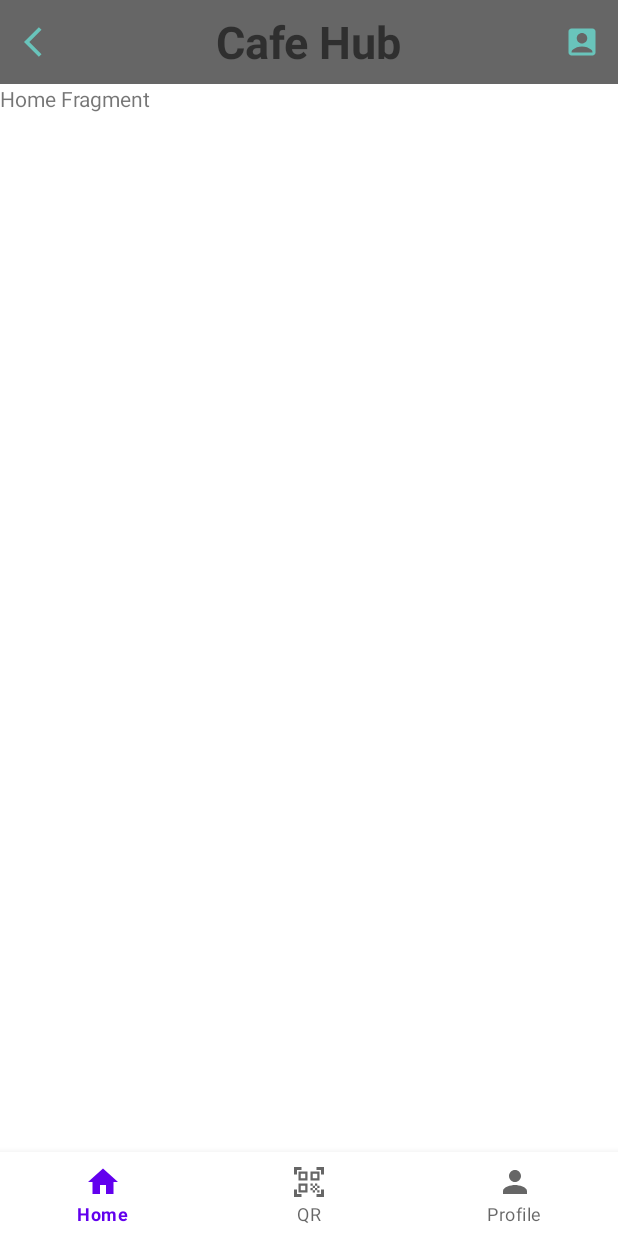
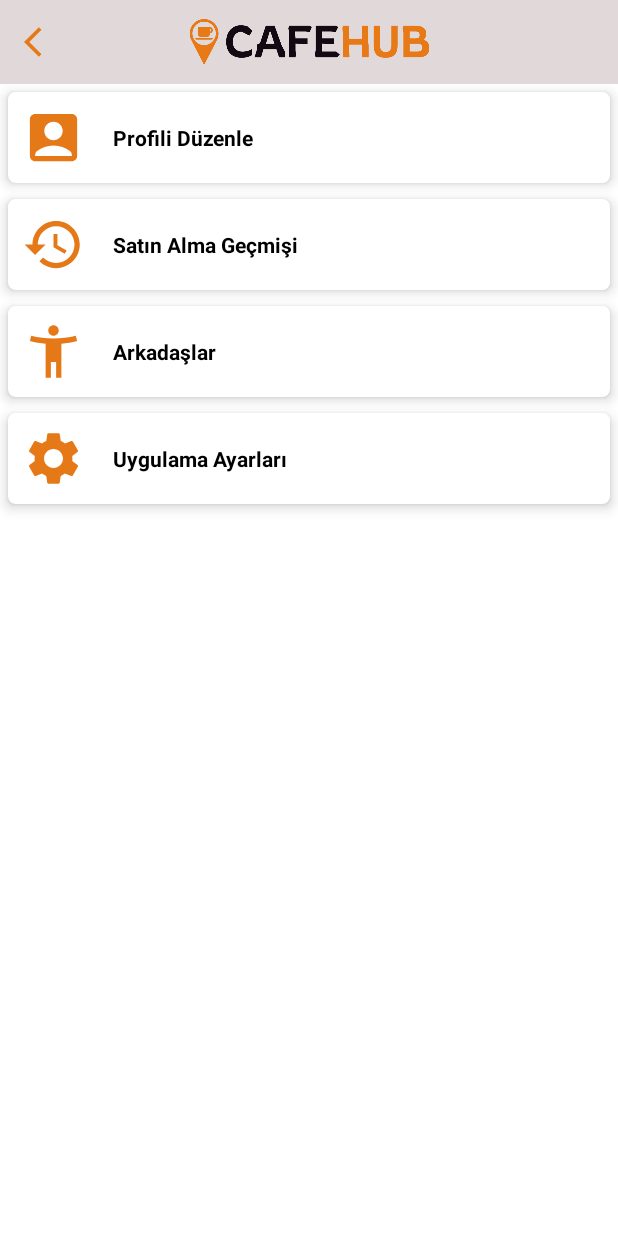
Before and after one commit to hkpnrr/CustomerRecognitionApp-CafeHub-MobilClient, an Android app: the HomePageActivity screen opened directly, with no data from a screen before it, after a tap on "Profile", on a phone screen of 412 x 824 dp. Run offline under Robolectric (Android 15) with nearby library versions, the phone set to English and light mode, and no system bars; our stand-ins replace Firebase (no records; nobody signed in at launch, a user with empty details on screens opened directly).

Commit message:
Toolbar'dan profil butonuna tıklanınca profil sayfasına yönlendirme tamamlandı. Profil sayfası tasarımı tamamlandı. Toolbar tasarımı tamamlandı.

```diff
--- a/app/build.gradle
+++ b/app/build.gradle
@@ -43,6 +43,8 @@ dependencies {
     implementation 'com.google.android.material:material:1.8.0'
     implementation 'androidx.constraintlayout:constraintlayout:2.1.4'
     implementation 'com.google.firebase:firebase-auth:21.1.0'
+    implementation 'androidx.navigation:navigation-fragment-ktx:2.5.3'
+    implementation 'androidx.navigation:navigation-ui-ktx:2.5.3'
     testImplementation 'junit:junit:4.13.2'
     androidTestImplementation 'androidx.test.ext:junit:1.1.5'
     androidTestImplementation 'androidx.test.espresso:espresso-core:3.5.1'
--- a/app/src/main/AndroidManifest.xml
+++ b/app/src/main/AndroidManifest.xml
@@ -2,7 +2,7 @@
 <manifest xmlns:android="http://schemas.android.com/apk/res/android"
     xmlns:tools="http://schemas.android.com/tools">
 
-    <uses-permission android:name="android.permission.INTERNET"/>
+    <uses-permission android:name="android.permission.INTERNET" />
 
     <application
         android:allowBackup="true"
@@ -13,6 +13,9 @@
         android:supportsRtl="true"
         android:theme="@style/Theme.CafeHub"
         tools:targetApi="31">
+        <activity
+            android:name=".view.ProfileActivity"
+            android:exported="false" />
         <activity
             android:name=".view.SignupActivity"
             android:exported="false" />
--- a/app/src/main/java/com/project/cafehub/view/HomePageActivity.kt
+++ b/app/src/main/java/com/project/cafehub/view/HomePageActivity.kt
@@ -41,9 +41,11 @@ class HomePageActivity : AppCompatActivity() {
             true
         }
 
-        binding.toolbar.setNavigationOnClickListener {
+        /*binding.toolbar.setNavigationOnClickListener {
             finish()
-        }
+        }*/
+
+        binding.toolbar.navigationIcon=null
     }
 
     fun replaceFragment(fragment: Fragment) {
@@ -64,7 +66,7 @@ class HomePageActivity : AppCompatActivity() {
         val id = item.itemId
 
         if(id==R.id.profile){
-            val intent = Intent(this@HomePageActivity,LoginActivity::class.java)
+            val intent = Intent(this@HomePageActivity,ProfileActivity::class.java)
             startActivity(intent)
             return true;
         }
--- /dev/null
+++ b/app/src/main/java/com/project/cafehub/view/ProfileActivity.kt
@@ -0,0 +1,43 @@
+package com.project.cafehub.view
+
+import android.content.Intent
+import androidx.appcompat.app.AppCompatActivity
+import android.os.Bundle
+import android.view.View
+import com.project.cafehub.R
+import com.project.cafehub.databinding.ActivityHomePageBinding
+import com.project.cafehub.databinding.ActivityProfileBinding
+
+class ProfileActivity : AppCompatActivity() {
+    private lateinit var binding: ActivityProfileBinding
+    override fun onCreate(savedInstanceState: Bundle?) {
+        super.onCreate(savedInstanceState)
+        binding = ActivityProfileBinding.inflate(layoutInflater)
+        val view = binding.root
+        setContentView(view)
+
+        setSupportActionBar(binding.toolbar)
+        supportActionBar?.setDisplayShowTitleEnabled(false)
+
+        binding.toolbar.setNavigationOnClickListener {
+            finish()
+        }
+
+    }
+    fun redirectToProfileSettings(view:View){
+        val intent = Intent(this@ProfileActivity,ProfileActivity::class.java)
+        startActivity(intent)
+    }
+    fun redirectToHistory(view:View){
+        val intent = Intent(this@ProfileActivity,ProfileActivity::class.java)
+        startActivity(intent)
+    }
+    fun redirectToFriends(view:View){
+        val intent = Intent(this@ProfileActivity,ProfileActivity::class.java)
+        startActivity(intent)
+    }
+    fun redirectToAppSettings(view:View){
+        val intent = Intent(this@ProfileActivity,ProfileActivity::class.java)
+        startActivity(intent)
+    }
+}
--- a/app/src/main/res/drawable/ic_back.xml
+++ b/app/src/main/res/drawable/ic_back.xml
@@ -1,5 +1,5 @@
 <vector android:autoMirrored="true" android:height="24dp"
-    android:tint="#69C4BB" android:viewportHeight="24"
+    android:tint="#E67917" android:viewportHeight="24"
     android:viewportWidth="24" android:width="24dp" xmlns:android="http://schemas.android.com/apk/res/android">
     <path android:fillColor="@android:color/white" android:pathData="M11.67,3.87L9.9,2.1 0,12l9.9,9.9 1.77,-1.77L3.54,12z"/>
 </vector>
--- a/app/src/main/res/drawable/ic_email.xml
+++ b/app/src/main/res/drawable/ic_email.xml
@@ -1,4 +1,4 @@
-<vector android:height="24dp" android:tint="#69C4BB"
+<vector android:height="24dp" android:tint="#E67917"
     android:viewportHeight="24" android:viewportWidth="24"
     android:width="24dp" xmlns:android="http://schemas.android.com/apk/res/android">
     <path android:fillColor="@android:color/white" android:pathData="M20,4L4,4c-1.1,0 -1.99,0.9 -1.99,2L2,18c0,1.1 0.9,2 2,2h16c1.1,0 2,-0.9 2,-2L22,6c0,-1.1 -0.9,-2 -2,-2zM20,8l-8,5 -8,-5L4,6l8,5 8,-5v2z"/>
--- /dev/null
+++ b/app/src/main/res/drawable/ic_friends.xml
@@ -0,0 +1,5 @@
+<vector android:height="24dp" android:tint="#E67917"
+    android:viewportHeight="24" android:viewportWidth="24"
+    android:width="24dp" xmlns:android="http://schemas.android.com/apk/res/android">
+    <path android:fillColor="@android:color/white" android:pathData="M20.5,6c-2.61,0.7 -5.67,1 -8.5,1s-5.89,-0.3 -8.5,-1L3,8c1.86,0.5 4,0.83 6,1v13h2v-6h2v6h2V9c2,-0.17 4.14,-0.5 6,-1l-0.5,-2zM12,6c1.1,0 2,-0.9 2,-2s-0.9,-2 -2,-2 -2,0.9 -2,2 0.9,2 2,2z"/>
+</vector>
--- /dev/null
+++ b/app/src/main/res/drawable/ic_history.xml
@@ -0,0 +1,5 @@
+<vector android:height="24dp" android:tint="#E67917"
+    android:viewportHeight="24" android:viewportWidth="24"
+    android:width="24dp" xmlns:android="http://schemas.android.com/apk/res/android">
+    <path android:fillColor="@android:color/white" android:pathData="M13,3c-4.97,0 -9,4.03 -9,9L1,12l3.89,3.89 0.07,0.14L9,12L6,12c0,-3.87 3.13,-7 7,-7s7,3.13 7,7 -3.13,7 -7,7c-1.93,0 -3.68,-0.79 -4.94,-2.06l-1.42,1.42C8.27,19.99 10.51,21 13,21c4.97,0 9,-4.03 9,-9s-4.03,-9 -9,-9zM12,8v5l4.28,2.54 0.72,-1.21 -3.5,-2.08L13.5,8L12,8z"/>
+</vector>
--- a/app/src/main/res/drawable/ic_lock.xml
+++ b/app/src/main/res/drawable/ic_lock.xml
@@ -1,4 +1,4 @@
-<vector android:height="24dp" android:tint="#69C4BB"
+<vector android:height="24dp" android:tint="#E67917"
     android:viewportHeight="24" android:viewportWidth="24"
     android:width="24dp" xmlns:android="http://schemas.android.com/apk/res/android">
     <path android:fillColor="@android:color/white" android:pathData="M18,8h-1L17,6c0,-2.76 -2.24,-5 -5,-5S7,3.24 7,6v2L6,8c-1.1,0 -2,0.9 -2,2v10c0,1.1 0.9,2 2,2h12c1.1,0 2,-0.9 2,-2L20,10c0,-1.1 -0.9,-2 -2,-2zM12,17c-1.1,0 -2,-0.9 -2,-2s0.9,-2 2,-2 2,0.9 2,2 -0.9,2 -2,2zM15.1,8L8.9,8L8.9,6c0,-1.71 1.39,-3.1 3.1,-3.1 1.71,0 3.1,1.39 3.1,3.1v2z"/>
--- /dev/null
+++ b/app/src/main/res/drawable/ic_settings.xml
@@ -0,0 +1,5 @@
+<vector android:height="24dp" android:tint="#E67917"
+    android:viewportHeight="24" android:viewportWidth="24"
+    android:width="24dp" xmlns:android="http://schemas.android.com/apk/res/android">
+    <path android:fillColor="@android:color/white" android:pathData="M19.14,12.94c0.04,-0.3 0.06,-0.61 0.06,-0.94c0,-0.32 -0.02,-0.64 -0.07,-0.94l2.03,-1.58c0.18,-0.14 0.23,-0.41 0.12,-0.61l-1.92,-3.32c-0.12,-0.22 -0.37,-0.29 -0.59,-0.22l-2.39,0.96c-0.5,-0.38 -1.03,-0.7 -1.62,-0.94L14.4,2.81c-0.04,-0.24 -0.24,-0.41 -0.48,-0.41h-3.84c-0.24,0 -0.43,0.17 -0.47,0.41L9.25,5.35C8.66,5.59 8.12,5.92 7.63,6.29L5.24,5.33c-0.22,-0.08 -0.47,0 -0.59,0.22L2.74,8.87C2.62,9.08 2.66,9.34 2.86,9.48l2.03,1.58C4.84,11.36 4.8,11.69 4.8,12s0.02,0.64 0.07,0.94l-2.03,1.58c-0.18,0.14 -0.23,0.41 -0.12,0.61l1.92,3.32c0.12,0.22 0.37,0.29 0.59,0.22l2.39,-0.96c0.5,0.38 1.03,0.7 1.62,0.94l0.36,2.54c0.05,0.24 0.24,0.41 0.48,0.41h3.84c0.24,0 0.44,-0.17 0.47,-0.41l0.36,-2.54c0.59,-0.24 1.13,-0.56 1.62,-0.94l2.39,0.96c0.22,0.08 0.47,0 0.59,-0.22l1.92,-3.32c0.12,-0.22 0.07,-0.47 -0.12,-0.61L19.14,12.94zM12,15.6c-1.98,0 -3.6,-1.62 -3.6,-3.6s1.62,-3.6 3.6,-3.6s3.6,1.62 3.6,3.6S13.98,15.6 12,15.6z"/>
+</vector>
--- a/app/src/main/res/drawable/ic_user.xml
+++ b/app/src/main/res/drawable/ic_user.xml
@@ -1,4 +1,4 @@
-<vector android:height="24dp" android:tint="#69C4BB"
+<vector android:height="24dp" android:tint="#E67917"
     android:viewportHeight="24" android:viewportWidth="24"
     android:width="24dp" xmlns:android="http://schemas.android.com/apk/res/android">
     <path android:fillColor="@android:color/white" android:pathData="M19,3H5C3.9,3 3,3.9 3,5v14c0,1.1 0.9,2 2,2h14c1.1,0 2,-0.9 2,-2V5C21,3.9 20.1,3 19,3zM12,6c1.93,0 3.5,1.57 3.5,3.5c0,1.93 -1.57,3.5 -3.5,3.5s-3.5,-1.57 -3.5,-3.5C8.5,7.57 10.07,6 12,6zM19,19H5v-0.23c0,-0.62 0.28,-1.2 0.76,-1.58C7.47,15.82 9.64,15 12,15s4.53,0.82 6.24,2.19c0.48,0.38 0.76,0.97 0.76,1.58V19z"/>
--- a/app/src/main/res/layout/activity_home_page.xml
+++ b/app/src/main/res/layout/activity_home_page.xml
@@ -10,25 +10,23 @@
         android:id="@+id/toolbar"
         android:layout_width="0dp"
         android:layout_height="wrap_content"
-        android:background="#666"
+        android:background="#E1D9D9"
         android:layout_gravity="center"
         app:navigationIcon="@drawable/ic_back"
         app:layout_constraintEnd_toEndOf="parent"
         app:layout_constraintStart_toStartOf="parent"
         app:layout_constraintTop_toTopOf="parent">
 
-    <TextView
-        android:id="@+id/toolbar_title"
-        android:layout_width="wrap_content"
-        android:layout_height="wrap_content"
-        android:layout_gravity="center"
-        android:text="Cafe Hub"
-        android:textStyle="bold"
-        android:textSize="30dp"
-        app:layout_constraintBottom_toBottomOf="@+id/toolbar"
-        app:layout_constraintEnd_toEndOf="@+id/toolbar"
-        app:layout_constraintStart_toStartOf="@+id/toolbar"
-        app:layout_constraintTop_toTopOf="@+id/toolbar" />
+        <ImageView
+            android:id="@+id/logoView"
+            android:layout_width="wrap_content"
+            android:layout_height="wrap_content"
+            app:srcCompat="@drawable/cafehub_color_logo"
+            android:layout_marginTop="10dp"
+            android:layout_marginBottom="10dp"
+            android:adjustViewBounds="true"
+            android:maxHeight="30dp"
+            android:layout_gravity="center"/>
     </androidx.appcompat.widget.Toolbar>
 
     <FrameLayout
--- /dev/null
+++ b/app/src/main/res/layout/activity_profile.xml
@@ -0,0 +1,193 @@
+<?xml version="1.0" encoding="utf-8"?>
+<androidx.constraintlayout.widget.ConstraintLayout xmlns:android="http://schemas.android.com/apk/res/android"
+    xmlns:app="http://schemas.android.com/apk/res-auto"
+    xmlns:tools="http://schemas.android.com/tools"
+    android:layout_width="match_parent"
+    android:layout_height="match_parent"
+    tools:context=".view.ProfileActivity">
+
+    <androidx.appcompat.widget.Toolbar
+        android:id="@+id/toolbar"
+        android:layout_width="0dp"
+        android:layout_height="wrap_content"
+        android:background="#E1D9D9"
+        android:layout_gravity="center"
+        app:navigationIcon="@drawable/ic_back"
+        app:layout_constraintEnd_toEndOf="parent"
+        app:layout_constraintStart_toStartOf="parent"
+        app:layout_constraintTop_toTopOf="parent">
+
+        <ImageView
+            android:id="@+id/logoView"
+            android:layout_width="wrap_content"
+            android:layout_height="wrap_content"
+            app:srcCompat="@drawable/cafehub_color_logo"
+            android:layout_marginTop="10dp"
+            android:layout_marginBottom="10dp"
+            android:adjustViewBounds="true"
+            android:maxHeight="30dp"
+            android:layout_gravity="center"/>
+    </androidx.appcompat.widget.Toolbar>
+
+    <GridLayout
+        android:id="@+id/gridView"
+        android:layout_width="0dp"
+        android:layout_height="0dp"
+        android:horizontalSpacing="6dp"
+        android:columnCount="1"
+        android:verticalSpacing="6dp"
+        app:layout_constraintBottom_toBottomOf="parent"
+        app:layout_constraintTop_toBottomOf="@id/toolbar"
+        app:layout_constraintStart_toStartOf="parent"
+        app:layout_constraintEnd_toEndOf="parent">
+
+        <androidx.cardview.widget.CardView
+            android:id="@+id/profileCardView"
+            android:layout_width="match_parent"
+            android:layout_height="wrap_content"
+            android:layout_margin="5dp"
+            android:onClick="redirectToProfileSettings"
+            app:cardCornerRadius="5dp"
+            app:cardElevation="5dp">
+
+            <LinearLayout
+                android:layout_width="wrap_content"
+                android:layout_height="wrap_content"
+                android:orientation="horizontal">
+
+                <ImageView
+                    android:id="@+id/idIVCourse1"
+                    android:layout_width="50dp"
+                    android:layout_height="50dp"
+                    android:layout_gravity="center"
+                    android:layout_margin="5dp"
+                    android:padding="4dp"
+                    android:src="@drawable/ic_user" />
+
+                <TextView
+                    android:layout_width="match_parent"
+                    android:layout_height="wrap_content"
+                    android:layout_gravity="center"
+                    android:layout_margin="5dp"
+                    android:padding="4dp"
+                    android:text="Profili Düzenle"
+                    android:textAlignment="center"
+                    android:textColor="@color/black"
+                    android:textStyle="bold" />
+
+            </LinearLayout>
+
+        </androidx.cardview.widget.CardView>
+
+        <androidx.cardview.widget.CardView
+            android:id="@+id/historyCardView"
+            android:layout_width="match_parent"
+            android:layout_height="wrap_content"
+            android:layout_margin="5dp"
+            android:onClick="redirectToHistory"
+            app:cardCornerRadius="5dp"
+            app:cardElevation="5dp">
+
+            <LinearLayout
+                android:layout_width="wrap_content"
+                android:layout_height="wrap_content"
+                android:orientation="horizontal">
+
+                <ImageView
+                    android:layout_width="50dp"
+                    android:layout_height="50dp"
+                    android:layout_gravity="center"
+                    android:layout_margin="5dp"
+                    android:padding="4dp"
+                    android:src="@drawable/ic_history" />
+
+                <TextView
+                    android:layout_width="match_parent"
+                    android:layout_height="wrap_content"
+                    android:layout_gravity="center"
+                    android:layout_margin="5dp"
+                    android:padding="4dp"
+                    android:text="Satın Alma Geçmişi"
+                    android:textAlignment="center"
+                    android:textColor="@color/black"
+                    android:textStyle="bold" />
+
+            </LinearLayout>
+
+        </androidx.cardview.widget.CardView>
+
+        <androidx.cardview.widget.CardView
+            android:id="@+id/friendsCardView"
+            android:layout_width="match_parent"
+            android:layout_height="wrap_content"
+            android:layout_margin="5dp"
+            android:onClick="redirectToFriends"
+            app:cardCornerRadius="5dp"
+            app:cardElevation="5dp">
+
+            <LinearLayout
+                android:layout_width="wrap_content"
+                android:layout_height="wrap_content"
+                android:orientation="horizontal">
+
+                <ImageView
+                    android:layout_width="50dp"
+                    android:layout_height="50dp"
+                    android:layout_gravity="center"
+                    android:layout_margin="5dp"
+                    android:padding="4dp"
+                    android:src="@drawable/ic_friends" />
+
+                <TextView
+                    android:layout_width="match_parent"
+                    android:layout_height="wrap_content"
+                    android:layout_gravity="center"
+                    android:layout_margin="5dp"
+                    android:padding="4dp"
+                    android:text="Arkadaşlar"
+                    android:textAlignment="center"
+                    android:textColor="@color/black"
+                    android:textStyle="bold" />
+
+            </LinearLayout>
+
+        </androidx.cardview.widget.CardView>
+
+        <androidx.cardview.widget.CardView
+            android:id="@+id/settingsCardView"
+            android:layout_width="match_parent"
+            android:layout_height="wrap_content"
+            android:layout_margin="5dp"
+            android:onClick="redirectToAppSettings"
+            app:cardCornerRadius="5dp"
+            app:cardElevation="5dp">
+
+            <LinearLayout
+                android:layout_width="wrap_content"
+                android:layout_height="wrap_content"
+                android:orientation="horizontal">
+
+                <ImageView
+                    android:layout_width="50dp"
+                    android:layout_height="50dp"
+                    android:layout_gravity="center"
+                    android:layout_margin="5dp"
+                    android:padding="4dp"
+                    android:src="@drawable/ic_settings" />
+
+                <TextView
+                    android:layout_width="match_parent"
+                    android:layout_height="wrap_content"
+                    android:layout_gravity="center"
+                    android:layout_margin="5dp"
+                    android:padding="4dp"
+                    android:text="Uygulama Ayarları"
+                    android:textAlignment="center"
+                    android:textColor="@color/black"
+                    android:textStyle="bold" />
+            </LinearLayout>
+
+        </androidx.cardview.widget.CardView>
+    </GridLayout>
+
+</androidx.constraintlayout.widget.ConstraintLayout>
--- /dev/null
+++ b/app/src/main/res/navigation/nav_graph.xml
@@ -0,0 +1,28 @@
+<?xml version="1.0" encoding="utf-8"?>
+<navigation xmlns:android="http://schemas.android.com/apk/res/android"
+    xmlns:app="http://schemas.android.com/apk/res-auto"
+    xmlns:tools="http://schemas.android.com/tools"
+    android:id="@+id/nav_graph"
+    app:startDestination="@id/FirstFragment">
+
+    <fragment
+        android:id="@+id/FirstFragment"
+        android:name="com.project.cafehub.view.FirstFragment"
+        android:label="@string/first_fragment_label"
+        tools:layout="@layout/fragment_first" >
+
+        <action
+            android:id="@+id/action_FirstFragment_to_SecondFragment"
+            app:destination="@id/SecondFragment" />
+    </fragment>
+    <fragment
+        android:id="@+id/SecondFragment"
+        android:name="com.project.cafehub.view.SecondFragment"
+        android:label="@string/second_fragment_label"
+        tools:layout="@layout/fragment_second" >
+
+        <action
+            android:id="@+id/action_SecondFragment_to_FirstFragment"
+            app:destination="@id/FirstFragment" />
+    </fragment>
+</navigation>
--- /dev/null
+++ b/app/src/main/res/values-land/dimens.xml
@@ -0,0 +1,3 @@
+<resources>
+      <dimen name="fab_margin">48dp</dimen>
+   </resources>
--- /dev/null
+++ b/app/src/main/res/values-w1240dp/dimens.xml
@@ -0,0 +1,3 @@
+<resources>
+      <dimen name="fab_margin">200dp</dimen>
+   </resources>
--- /dev/null
+++ b/app/src/main/res/values-w600dp/dimens.xml
@@ -0,0 +1,3 @@
+<resources>
+      <dimen name="fab_margin">48dp</dimen>
+   </resources>
--- /dev/null
+++ b/app/src/main/res/values/dimens.xml
@@ -0,0 +1,3 @@
+<resources>
+      <dimen name="fab_margin">16dp</dimen>
+   </resources>
--- a/app/src/main/res/values/strings.xml
+++ b/app/src/main/res/values/strings.xml
@@ -16,4 +16,12 @@
     <string name="birthdate">Doğum Tarihi</string>
     <string name="send_email">E-POSTA GÖNDER</string>
     <string name="next">Sonraki</string>
+    <string name="title_activity_profile">ProfileActivity</string>
+    <!-- Strings used for fragments for navigation -->
+    <string name="first_fragment_label">First Fragment</string>
+    <string name="second_fragment_label">Second Fragment</string>
+    <string name="previous">Previous</string>
+
+    <string name="hello_first_fragment">Hello first fragment</string>
+    <string name="hello_second_fragment">Hello second fragment. Arg: %1$s</string>
 </resources>
--- a/app/src/main/res/values/themes.xml
+++ b/app/src/main/res/values/themes.xml
@@ -13,4 +13,10 @@
         <item name="android:statusBarColor">?attr/colorPrimaryVariant</item>
         <!-- Customize your theme here. -->
     </style>
+    <style name="Theme.CafeHub.NoActionBar">
+        <item name="windowActionBar">false</item>
+        <item name="windowNoTitle">true</item>
+    </style>
+    <style name="Theme.CafeHub.AppBarOverlay" parent="ThemeOverlay.AppCompat.Dark.ActionBar" />
+    <style name="Theme.CafeHub.PopupOverlay" parent="ThemeOverlay.AppCompat.Light" />
 </resources>
```
